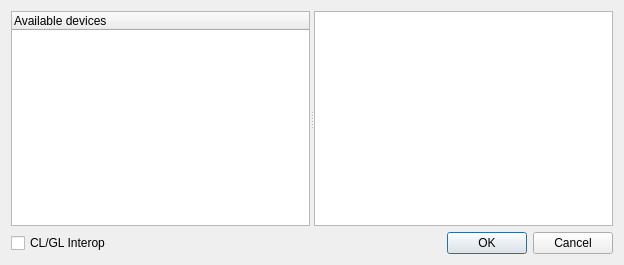
Qt form morph2/oclpicker.ui (k0zmo/morphology-opencl) before a commit.
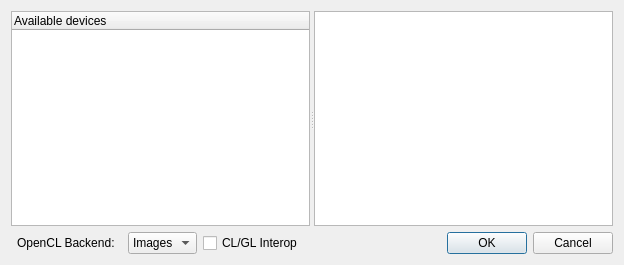
The same form after that commit.

```diff
--- a/morph2/oclpicker.ui
+++ b/morph2/oclpicker.ui
@@ -14,21 +14,7 @@
    <string>Pick an OpenCL device</string>
   </property>
   <layout class="QGridLayout" name="gridLayout">
-   <item row="1" column="1">
-    <widget class="QDialogButtonBox" name="buttonBox">
-     <property name="standardButtons">
-      <set>QDialogButtonBox::Cancel|QDialogButtonBox::Ok</set>
-     </property>
-    </widget>
-   </item>
-   <item row="1" column="0">
-    <widget class="QCheckBox" name="tryInteropCheckBox">
-     <property name="text">
-      <string>CL/GL Interop</string>
-     </property>
-    </widget>
-   </item>
-   <item row="0" column="0" colspan="2">
+   <item row="0" column="0" colspan="5">
     <widget class="QSplitter" name="splitter">
      <property name="orientation">
       <enum>Qt::Horizontal</enum>
@@ -50,6 +36,41 @@
      </widget>
     </widget>
    </item>
+   <item row="3" column="4">
+    <widget class="QDialogButtonBox" name="buttonBox">
+     <property name="standardButtons">
+      <set>QDialogButtonBox::Cancel|QDialogButtonBox::Ok</set>
+     </property>
+    </widget>
+   </item>
+   <item row="3" column="2">
+    <widget class="QComboBox" name="backendComboBox">
+     <item>
+      <property name="text">
+       <string>Images</string>
+      </property>
+     </item>
+     <item>
+      <property name="text">
+       <string>Buffers</string>
+      </property>
+     </item>
+    </widget>
+   </item>
+   <item row="3" column="1">
+    <widget class="QLabel" name="backendLabel">
+     <property name="text">
+      <string>OpenCL Backend:  </string>
+     </property>
+    </widget>
+   </item>
+   <item row="3" column="3">
+    <widget class="QCheckBox" name="tryInteropCheckBox">
+     <property name="text">
+      <string>CL/GL Interop</string>
+     </property>
+    </widget>
+   </item>
   </layout>
  </widget>
  <resources/>
```
